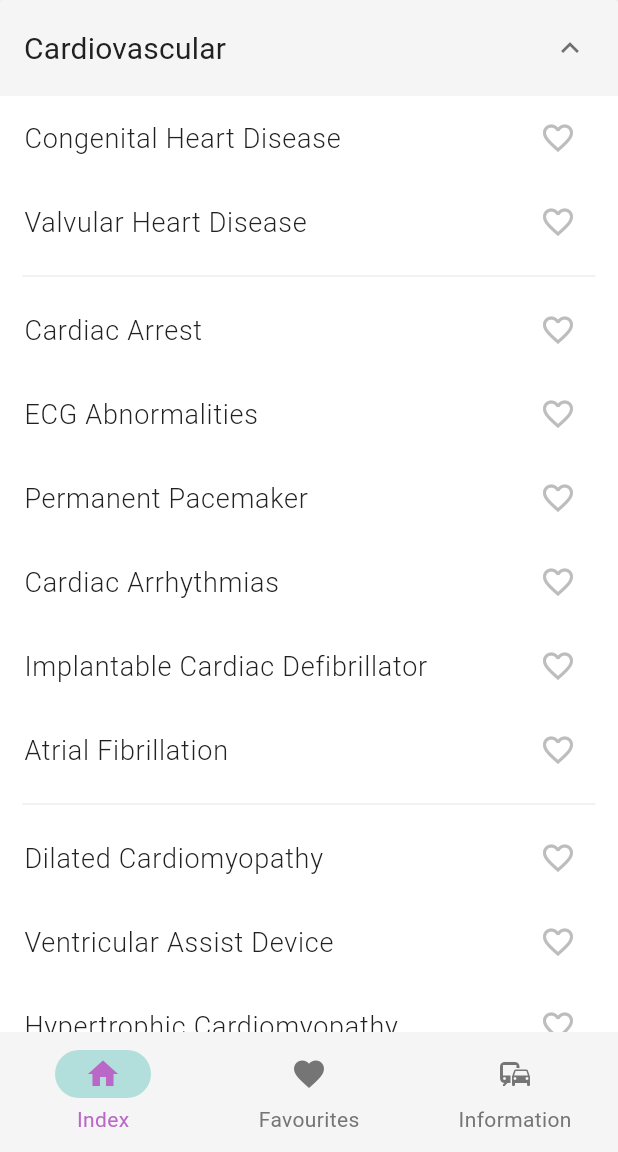
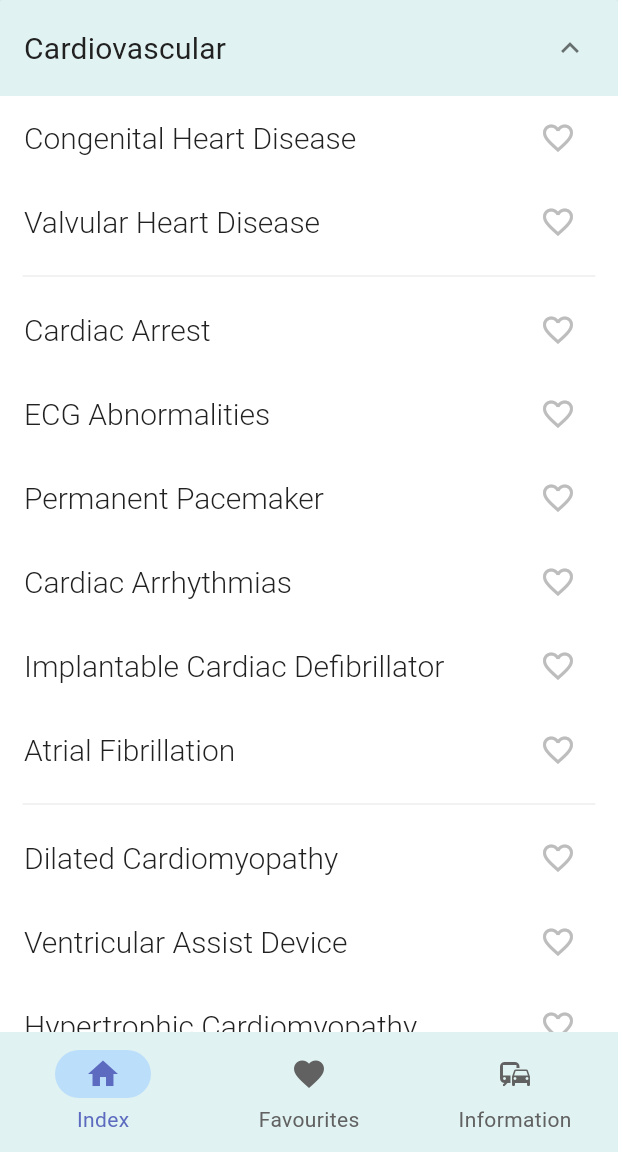
Before and after one commit to jathpala/driving_guidelines, a Flutter app: the screen it shows after launch, after a tap on "Cardiovascular", on a phone screen of 412 x 824 dp, the part 84-1236 px from its top. Run offline on Flutter 3.47's test engine with Material 3 defaults, Android fonts, the light colour scheme and no system bars; our stand-ins replace shared_preferences, webview_flutter, yaml.

Commit message:
Complete migration to new theme implementation
All themes have been re-implemented with updated material 3 standards.

```diff
--- a/lib/app.dart
+++ b/lib/app.dart
@@ -4,29 +4,39 @@
 import "package:flutter/material.dart";
 import "package:provider/provider.dart";
 
-import "home.dart";
-import "models/index_model.dart";
-import "models/preferences_model.dart";
 import "models/page_model.dart";
+import "components/app_bar.dart";
+import "components/navigation_bar.dart";
 
-import "theme.dart";
+class App extends StatefulWidget {
+    const App({ super.key });
 
-class DrivingGuidelines extends StatelessWidget {
-    const DrivingGuidelines({super.key});
+    @override
+    State<App> createState() => _AppState();
+}
 
-    // Application root.
+class _AppState extends State<App> {
+    _AppState();
+
     @override
     Widget build(BuildContext context) {
-        return MultiProvider(
-            providers: [
-                ChangeNotifierProvider(create: (context) => PageModel()),
-                ChangeNotifierProvider(create: (context) => IndexModel()),
-                ChangeNotifierProvider(create: (context) => PreferencesModel()),
-            ],
-            child: MaterialApp(
-                title: 'Driving Guidelines',
-                theme: theme,
-                home: const HomeScreen()
+        return Consumer<PageModel>(
+            builder: (context, page, child) => PopScope(
+                canPop: page.isPrimaryPage,
+                onPopInvoked: (bool didPop) {
+                    if (!didPop) {
+                        page.setActivePageByIndex(page.index);
+                    }
+                },
+                child: Scaffold(
+                    appBar: MainAppBar(title: page.title),
+                    bottomNavigationBar: MainNavBar(
+                        selectedIndex: page.index,
+                        onDestinationSelected: page.setActivePageByIndex
+                    ),
+                    floatingActionButton: page.fab,
+                    body: page.page
+                )
             )
         );
     }
--- a/lib/components/favourite_fab.dart
+++ b/lib/components/favourite_fab.dart
@@ -26,7 +26,7 @@ class _FavouriteFabState extends State<FavouriteFab> {
             builder: (context, preferences, child) {
                 return FloatingActionButton(
                     child: preferences.favourites.contains(widget.id) ?
-                        const Icon(Icons.favorite) :
+                        Icon(Icons.favorite, color: Theme.of(context).colorScheme.onSecondary) :
                         const Icon(Icons.favorite_border),
                     onPressed: () => preferences.toggleFavourite(widget.id),
                 );
--- a/lib/components/navigation_bar.dart
+++ b/lib/components/navigation_bar.dart
@@ -12,17 +12,17 @@ class MainNavBar extends StatelessWidget {
     @override
     Widget build(BuildContext context) {
         return NavigationBar(
-            destinations: [
+            destinations: const [
                 NavigationDestination(
-                    icon: Icon(Icons.home, color: selectedIndex == 0 ? Colors.purple[300]! : Colors.grey[600]!),
+                    icon: Icon(Icons.home),
                     label: "Index"
                 ),
                 NavigationDestination(
-                    icon: Icon(Icons.favorite, color: selectedIndex == 1 ? Colors.purple[300]! : Colors.grey[600]!),
+                    icon: Icon(Icons.favorite),
                     label: "Favourites"
                 ),
                 NavigationDestination(
-                    icon: Icon(Icons.commute, color: selectedIndex == 2 ? Colors.purple[300]! : Colors.grey[600]!),
+                    icon: Icon(Icons.commute),
                     label: "Information"
                 )
             ],
--- a/lib/home.dart
+++ /dev/null
@@ -1,43 +0,0 @@
-// Copyright 2022-2024, Jath Palasubramaniam. All rights reserved.
-// Licensed under the GNU General Public License (version 3).
-
-import "package:flutter/material.dart";
-import "package:provider/provider.dart";
-
-import "models/page_model.dart";
-import "components/app_bar.dart";
-import "components/navigation_bar.dart";
-
-class HomeScreen extends StatefulWidget {
-    const HomeScreen({ super.key });
-
-    @override
-    State<HomeScreen> createState() => _HomeScreenState();
-}
-
-class _HomeScreenState extends State<HomeScreen> {
-    _HomeScreenState();
-
-    @override
-    Widget build(BuildContext context) {
-        return Consumer<PageModel>(
-            builder: (context, page, child) => PopScope(
-                canPop: page.isPrimaryPage,
-                onPopInvoked: (bool didPop) {
-                    if (!didPop) {
-                        page.setActivePageByIndex(page.index);
-                    }
-                },
-                child: Scaffold(
-                    appBar: MainAppBar(title: page.title),
-                    bottomNavigationBar: MainNavBar(
-                        selectedIndex: page.index,
-                        onDestinationSelected: page.setActivePageByIndex
-                    ),
-                    floatingActionButton: page.fab,
-                    body: page.page
-                )
-            )
-        );
-    }
-}
--- a/lib/main.dart
+++ b/lib/main.dart
@@ -1,12 +1,39 @@
 // Copyright 2022-2024, Jath Palasubramaniam. All rights reserved.
 // Licensed under the GNU General Public License (version 3).
 
-import 'package:flutter/material.dart';
+import "package:flutter/material.dart";
+import "package:provider/provider.dart";
 
-import 'app.dart';
+import "app.dart";
+import "models/index_model.dart";
+import "models/preferences_model.dart";
+import "models/page_model.dart";
+
+import "theme.dart";
 
 void main() {
     runApp(
         const DrivingGuidelines()
     );
 }
+
+class DrivingGuidelines extends StatelessWidget {
+    const DrivingGuidelines({super.key});
+
+    // Application root.
+    @override
+    Widget build(BuildContext context) {
+        return MultiProvider(
+            providers: [
+                ChangeNotifierProvider(create: (context) => PageModel()),
+                ChangeNotifierProvider(create: (context) => IndexModel()),
+                ChangeNotifierProvider(create: (context) => PreferencesModel()),
+            ],
+            child: MaterialApp(
+                title: 'Driving Guidelines',
+                theme: theme,
+                home: const App()
+            )
+        );
+    }
+}
--- a/lib/theme.dart
+++ b/lib/theme.dart
@@ -3,75 +3,91 @@
 
 import "package:flutter/material.dart";
 
+// Colors
+final _primary = Colors.teal[400]!;
+final _secondary = Colors.blue[100]!;
+final _onSecondary = Colors.indigo[400]!;
+final _surface = Colors.teal[50]!;
+final _onSurface = Colors.grey[700]!;
+const _background = Colors.white;
+final _onBackground = Colors.grey[900]!;
+final _outline = Colors.grey[400]!;
+final _outlineVariant = Colors.grey[200]!;
+final _error = Colors.red[400]!;
+
+// Text styles
+const _titleLarge = TextStyle(fontSize: 24);
+const _titleMedium = TextStyle(fontSize: 20, fontWeight: FontWeight.w400);
+const _titleSmall = TextStyle(fontSize: 16, fontWeight: FontWeight.w500);
+const _labelMedium = TextStyle(fontSize: 20, fontWeight: FontWeight.w300);
+const _bodyLarge = TextStyle(fontSize: 18, fontWeight: FontWeight.w500);
+const _bodyMedium = TextStyle(fontSize: 16, fontWeight: FontWeight.w300);
+const _bodySmall = TextStyle(fontSize: 14, fontWeight: FontWeight.w300);
+
 
 final theme = ThemeData(
+    useMaterial3: true,
     colorScheme: ColorScheme(
         brightness: Brightness.light,
-        primary: Colors.teal[400]!,
-        onPrimary: Colors.white,
-        secondary: Colors.teal[100]!,
-        onSecondary: Colors.purple[300]!,
-        error: Colors.red[600]!,
-        onError: Colors.white,
-        background: Colors.white,
-        onBackground: Colors.black,
-        surface: Colors.grey[100]!,
-        onSurface: Colors.grey[900]!
+        primary: _primary,
+        onPrimary: _background,
+        secondary: _secondary,
+        onSecondary: _onSecondary,
+        error: _error,
+        onError: _background,
+        background: _background,
+        onBackground: _onBackground,
+        surface: _surface,
+        onSurface: _onSurface,
+        outline: _outline
     ),
     textTheme: const TextTheme(
-        titleLarge: TextStyle(fontSize: 24),
-        titleMedium: TextStyle(fontSize: 20, fontWeight: FontWeight.w400),
-        bodyLarge: TextStyle(fontSize: 18, fontWeight: FontWeight.w300)
+        titleLarge: _titleLarge,
+        titleMedium: _titleMedium,
+        titleSmall: _titleSmall,
+        bodyLarge: _bodyLarge,
+        bodyMedium: _bodyMedium,
+        bodySmall: _bodySmall,
     ),
     appBarTheme: AppBarTheme(
-        backgroundColor: Colors.teal[400]!,
-        foregroundColor: Colors.white,
+        backgroundColor: _primary,
+        foregroundColor: _background,
     ),
     navigationBarTheme: NavigationBarThemeData(
+        backgroundColor: _surface,
         labelTextStyle: MaterialStateProperty.resolveWith<TextStyle>(
             (Set<MaterialState> states) => states.contains(MaterialState.selected)
-                ? TextStyle(color: Colors.purple[300]!)
-                : TextStyle(color: Colors.grey[600]!)
+                ? TextStyle(fontSize: 14, fontWeight: FontWeight.w400, color: _onSecondary)
+                : TextStyle(fontSize: 14, fontWeight: FontWeight.w400, color: _onSurface)
         )
     ),
     dividerTheme: DividerThemeData(
-        color: Colors.grey[200]!,
+        color: _outlineVariant,
         indent: 15.0,
         endIndent: 15.0
+    ),
+    listTileTheme: ListTileThemeData(
+        tileColor: _background,
+        textColor: _onBackground,
+        titleTextStyle: _titleMedium,
+        subtitleTextStyle: _labelMedium
+    ),
+    tabBarTheme: TabBarTheme(
+        labelColor: _primary,
+        unselectedLabelColor: _onSurface
+    ),
+    floatingActionButtonTheme: FloatingActionButtonThemeData(
+        backgroundColor: _secondary,
+        foregroundColor: _background
     )
 );
-
-
-    // scaffoldBackgroundColor: Colors.white,
-    // primaryColor: Colors.teal[400],
-    // appBarTheme: AppBarTheme(
-    //     backgroundColor: Colors.teal[400],
-    //     titleTextStyle: const TextStyle(fontSize: 26, fontWeight: FontWeight.w400, color: Colors.white),
-    // ),
-    // tabBarTheme: TabBarTheme(
-    //     labelColor: Colors.teal[400],
-    //     labelStyle: const TextStyle(fontSize: 20, fontWeight: FontWeight.w600),
-    //     unselectedLabelColor: Colors.grey[600],
-    //     unselectedLabelStyle: const TextStyle(fontSize: 20, fontWeight: FontWeight.w500)
-    // ),
-    // textTheme: TextTheme(
-    //     headline1: const TextStyle(fontSize: 24, fontWeight: FontWeight.w500, color: Colors.black),
-    //     headline2: TextStyle(fontSize: 18, fontWeight: FontWeight.w500, fontStyle: FontStyle.italic, color: Colors.grey[800]),
-    //     headline3: TextStyle(fontSize: 24, fontWeight: FontWeight.w400, color: Colors.grey[800]),
-    //     subtitle1: TextStyle(fontSize: 20, color: Colors.grey[800]),
-    //     subtitle2: const TextStyle(fontSize: 18, fontWeight: FontWeight.w600),
-    //     bodyText1: const TextStyle(fontSize: 16, fontWeight: FontWeight.w600, color: Colors.black),
-    //     bodyText2: TextStyle(fontSize: 16, fontWeight: FontWeight.w300, color: Colors.grey[800])
-    // )
-
 
 extension CustomThemeData on ThemeData {
     Color get privateStandardColor => Colors.lightGreen[400]!;
     Color get commercialStandardColor => Colors.orange[200]!;
-    Color get navBarColor => Colors.blueGrey[100]!;
-    Color get navBarUnselectedColor => Colors.grey[600]!;
 }
 
+// TODO: Remove this once dialog box is updated
 extension CustomTextTheme on TextTheme {
     TextStyle get smallText1 => TextStyle(fontSize: 14, fontWeight: FontWeight.w300, color: Colors.grey[800]);
 }
--- a/lib/views/index.dart
+++ b/lib/views/index.dart
@@ -41,15 +41,19 @@ class _IndexPageState extends State<IndexPage> {
                 ));
             }
             panelContents.addAll(group.items.map<ListTile>((IndexItem item) => ListTile(
-                title: Text(item.name),
+                title: Text(
+                    item.name,
+                    style: Theme.of(context).listTileTheme.subtitleTextStyle
+                ),
                 trailing: IconButton(
                     icon: Icon(
                         preferences.favourites.contains(item.id) ? Icons.favorite : Icons.favorite_border,
-                        color: preferences.favourites.contains(item.id) ? Colors.red[600]! : Colors.grey[400]!
+                        color: preferences.favourites.contains(item.id)
+                            ? Theme.of(context).colorScheme.onSecondary
+                            : Theme.of(context).colorScheme.outline
                     ),
                     onPressed: () => preferences.toggleFavourite(item.id)
                 ),
-                tileColor: Theme.of(context).colorScheme.background,
                 contentPadding: const EdgeInsets.symmetric(vertical: 0.0, horizontal: 16.0),
                 minVerticalPadding: 0.0,
                 onTap: () {
@@ -75,6 +79,9 @@ class _IndexPageState extends State<IndexPage> {
                                     return ListTile(
                                         title: Text(category.name),
                                         titleTextStyle: Theme.of(context).textTheme.titleMedium,
+                                        tileColor: isExpanded
+                                            ? Theme.of(context).colorScheme.surface
+                                            : Theme.of(context).colorScheme.background
                                     );
                                 },
                                 body: buildPanelContents(category, preferences, page),
```
Also changed, not shown: lib/src/style.dart (deleted, +0 -39 lines), lib/src/widgets/guideline.dart (deleted, +0 -64 lines), lib/src/widgets/guideline_heading.dart (deleted, +0 -25 lines), lib/views/favourites.dart (+5 -3 lines), lib/views/guideline.dart (+103 -58 lines), lib/widgets/guideline_licence.dart (renamed from lib/src/widgets/guideline_licence.dart, +10 -10 lines), lib/widgets/guideline_non_driving.dart (renamed from lib/src/widgets/guideline_non_driving.dart, +12 -12 lines), lib/widgets/guideline_note.dart (renamed from lib/src/widgets/guideline_note.dart, +7 -7 lines).
